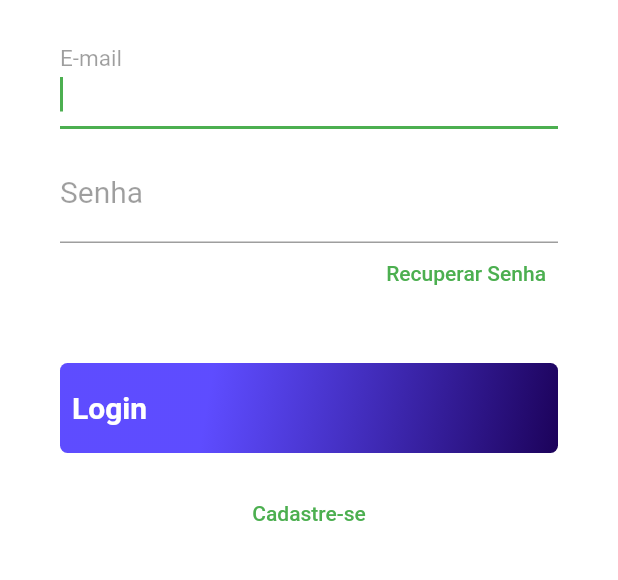
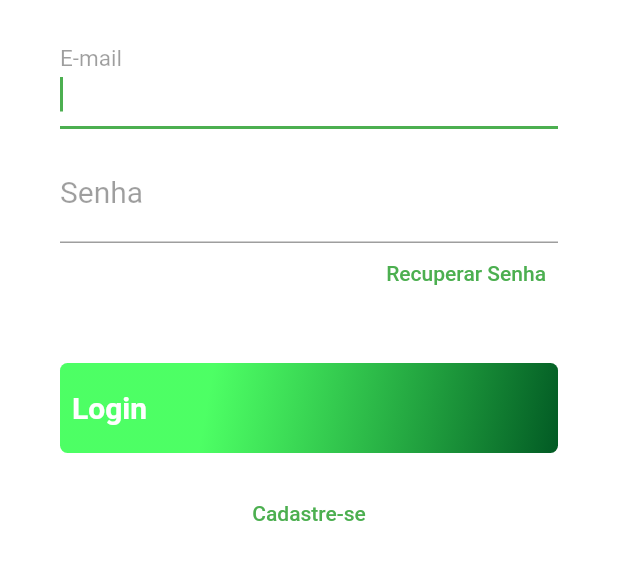
Before and after one commit to ifpr-paranavai/app_veterinaria_gado, a Flutter app: the screen it shows after launch, on a phone screen of 412 x 824 dp, the part 282-862 px from its top. Run offline on Flutter 3.47's test engine with Material 2 defaults, Android fonts, the phone set to English and light mode, and no system bars; our stand-ins replace sqflite; accounts and stored records are empty.

Commit message:
login colors

```diff
--- a/lib/main.dart
+++ b/lib/main.dart
@@ -180,8 +180,8 @@ class _LoginScreenState extends State<LoginScreen> {
                   end: Alignment.bottomRight,
                   stops: [0.3, 1],
                   colors: [
-                    Color.fromARGB(215, 64, 43, 255),
-                    Color.fromARGB(255, 28, 2, 90),
+                    Color.fromARGB(214, 43, 255, 71),
+                    Color.fromARGB(255, 2, 90, 36),
                   ],
                 ),
                 borderRadius: BorderRadius.all(
```
